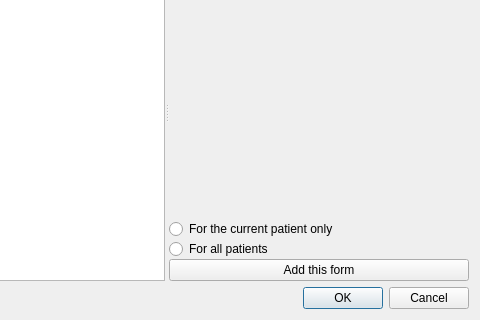
The window that plugins/formmanagerplugin/formeditordialog.ui (FreeHealth/freehealth) describes before a commit, drawn with Qt 5; both pictures show x 146 to 626 and y 97 to 417 of the 626 by 417 pixel window.
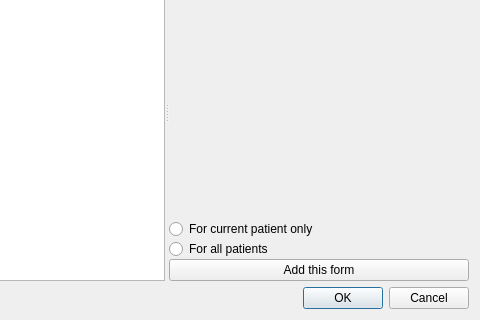
The same window after the commit. Custom widgets are drawn as their Qt base class.

Commit message: better English

```diff
--- a/plugins/formmanagerplugin/formeditordialog.ui
+++ b/plugins/formmanagerplugin/formeditordialog.ui
@@ -110,7 +110,7 @@
         <item row="1" column="0">
          <widget class="QRadioButton" name="currentPatient">
           <property name="text">
-           <string>For the current patient only</string>
+           <string>For current patient only</string>
           </property>
          </widget>
         </item>
```
